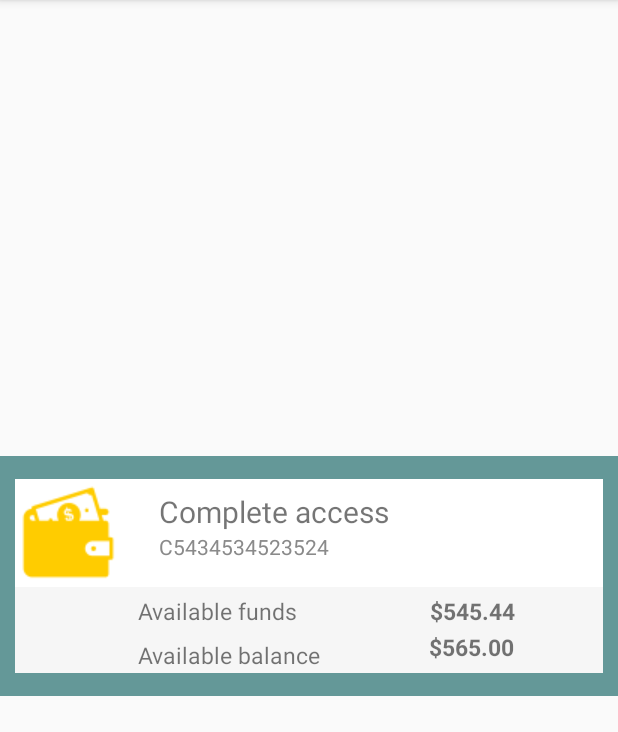
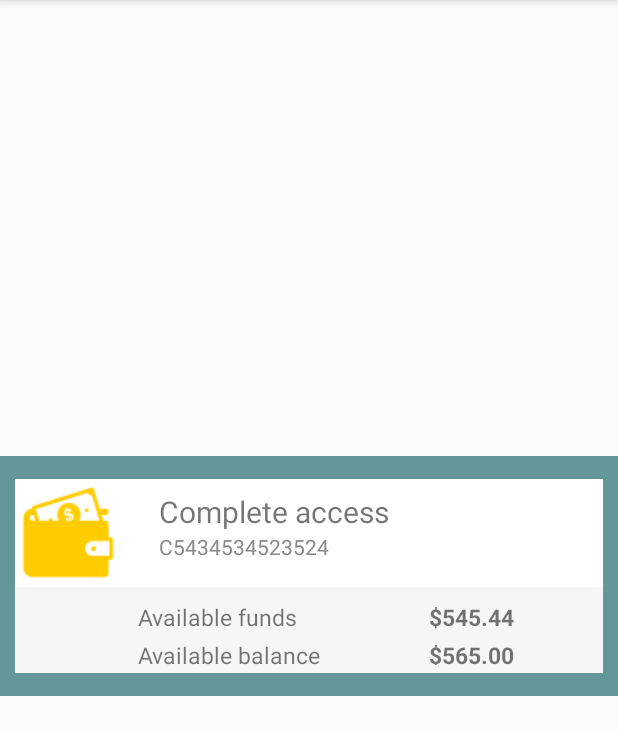
Before and after one commit to rodvar/cwbprep, an Android app: the screen it shows after launch (MainActivity), on a phone screen of 412 x 824 dp, the part 84-816 px from its top. Run offline under Robolectric (Android 15) with nearby library versions, the phone set to English and light mode, and no system bars.

Commit message:
First mockup, data classes, improve layout

```diff
--- a/app/build.gradle
+++ b/app/build.gradle
@@ -23,7 +23,7 @@ android {
 }
 
 dependencies {
-    implementation fileTree(dir: 'libs', include: ['*.jar'])
+//    implementation fileTree(dir: 'libs', include: ['*.jar'])
     implementation"org.jetbrains.kotlin:kotlin-stdlib-jre7:$kotlin_version"
     implementation 'com.android.support:appcompat-v7:27.0.2'
     implementation 'com.android.support.constraint:constraint-layout:1.0.2'
--- a/app/src/main/res/layout/account_details.xml
+++ b/app/src/main/res/layout/account_details.xml
@@ -62,45 +62,46 @@
             android:layout_height="wrap_content"
             android:layout_marginLeft="72dp"
             android:text="Available funds"
-            android:textSize="15dp"
-            app:layout_constraintLeft_toLeftOf="parent"
-            app:layout_constraintTop_toTopOf="parent" />
+            android:textSize="15sp"
+            app:layout_constraintBaseline_toBaselineOf="@+id/avail_funds"
+            app:layout_constraintLeft_toLeftOf="parent" />
 
         <TextView
             android:id="@+id/avail_funds"
             android:layout_width="wrap_content"
             android:layout_height="wrap_content"
-            android:layout_marginStart="88dp"
-            android:layout_marginLeft="88dp"
+            android:layout_marginLeft="72dp"
+            android:layout_marginStart="72dp"
+            android:layout_marginTop="4dp"
             android:text="$545.44"
-            android:textSize="15dp"
+            android:textSize="15sp"
             android:textStyle="bold"
-            app:layout_constraintStart_toEndOf="@+id/avail_funds_lbl"
-            tools:layout_editor_absoluteY="2dp" />
+            app:layout_constraintStart_toEndOf="@id/avail_balance_lbl"
+            app:layout_constraintTop_toTopOf="parent" />
 
         <TextView
             android:id="@+id/avail_balance_lbl"
             android:layout_width="wrap_content"
             android:layout_height="20dp"
+            android:layout_marginLeft="72dp"
             android:layout_marginStart="72dp"
-            android:layout_marginLeft="72dp"
-            android:layout_marginTop="8dp"
             android:text="Available balance"
-            android:textSize="15dp"
-            app:layout_constraintStart_toStartOf="parent"
-            app:layout_constraintTop_toBottomOf="@+id/avail_funds_lbl" />
+            android:textSize="15sp"
+            app:layout_constraintBaseline_toBaselineOf="@+id/avail_balance"
+            app:layout_constraintStart_toStartOf="parent" />
 
         <TextView
             android:id="@+id/avail_balance"
             android:layout_width="wrap_content"
             android:layout_height="wrap_content"
             android:layout_marginLeft="72dp"
-            android:layout_marginTop="24dp"
+            android:layout_marginStart="72dp"
+            android:layout_marginTop="4dp"
             android:text="$565.00"
-            android:textSize="15dp"
+            android:textSize="15sp"
             android:textStyle="bold"
-            app:layout_constraintLeft_toRightOf="@+id/avail_balance_lbl"
-            app:layout_constraintTop_toTopOf="@+id/avail_funds" />
+            app:layout_constraintStart_toEndOf="@+id/avail_balance_lbl"
+            app:layout_constraintTop_toBottomOf="@+id/avail_funds" />
 
 
     </android.support.constraint.ConstraintLayout>
```
Also changed, not shown: 1 other file.
